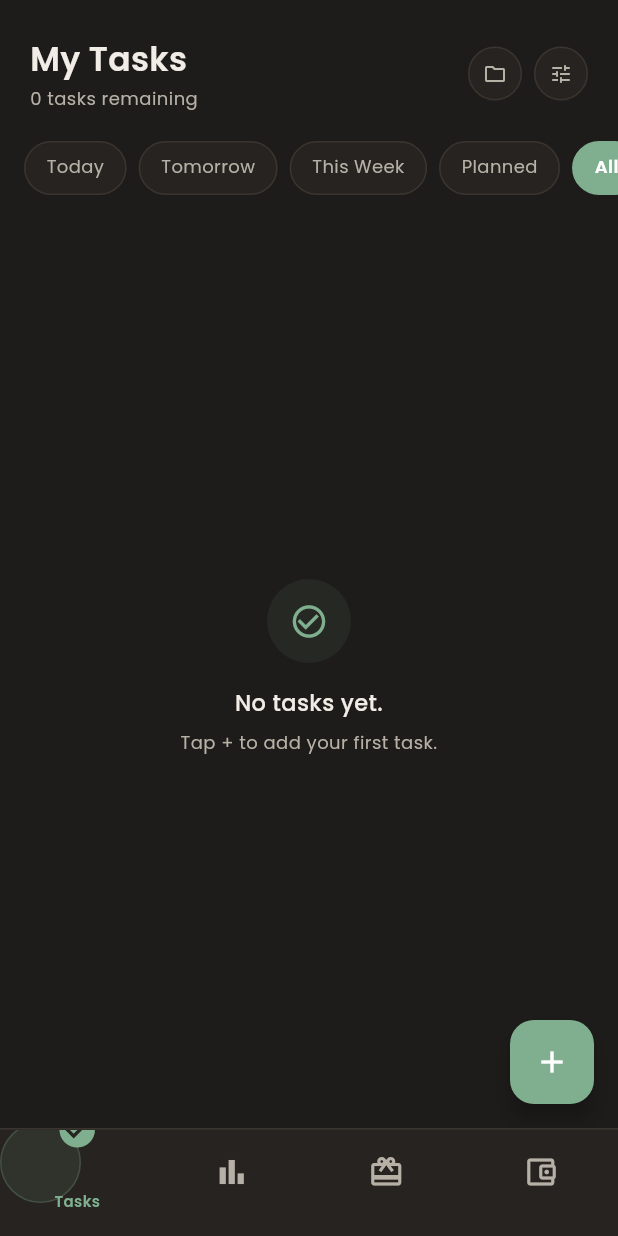
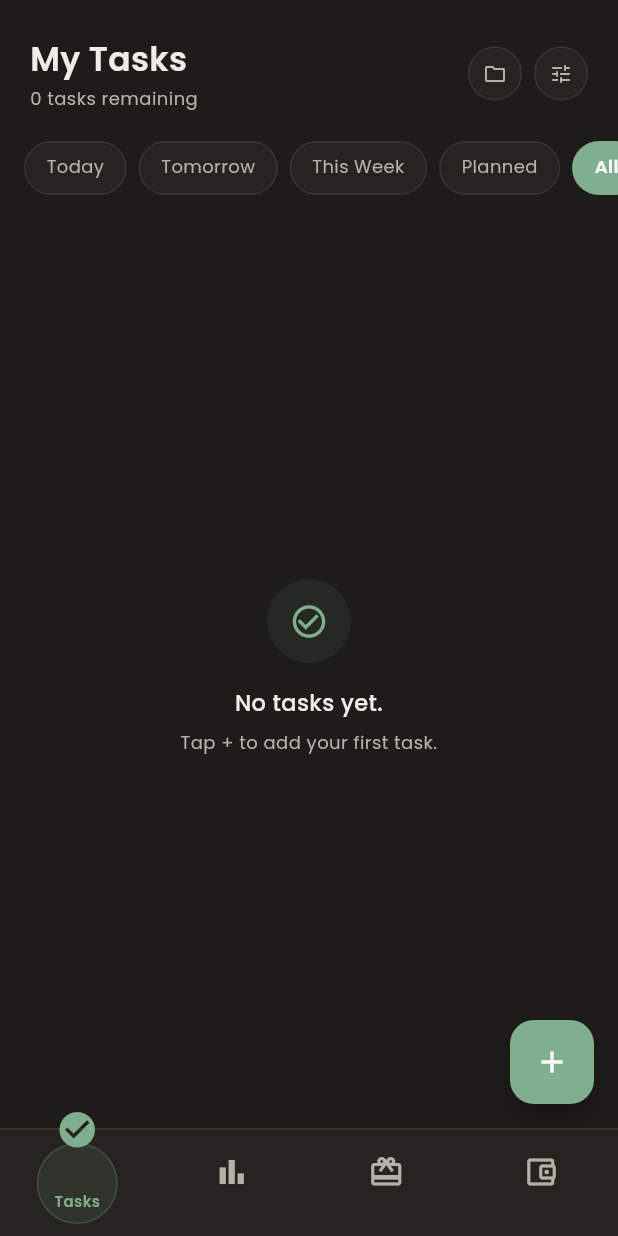
Before and after one commit to Valkase/Mint-Bas, a Flutter app: the screen it shows after launch, on a phone screen of 412 x 824 dp. Run offline on Flutter 3.47's test engine with Material 3 defaults, Android fonts, the phone set to English and light mode, and no system bars; our stand-ins replace drift, drift_flutter, fl_chart, flutter_riverpod, go_router, google_fonts and 1 more; missing offline and left inert: flutter_overlay_window; accounts and stored records are empty; generated files the repository leaves out were written again; statements that could not run were skipped.

Commit message:
Fix overlay pomodoro

```diff
--- a/lib/main.dart
+++ b/lib/main.dart
@@ -7,6 +7,7 @@ import 'core/theme/app_theme.dart';
 import 'data/database/app_database.dart';
 import 'data/database/database_seeder.dart';
 import 'shared/providers/repository_providers.dart';
+import 'features/pomodoro/overlay/pomodoro_overlay.dart';
 
 void main() async {
   WidgetsFlutterBinding.ensureInitialized();
--- a/lib/shared/widgets/main_shell.dart
+++ b/lib/shared/widgets/main_shell.dart
@@ -8,6 +8,8 @@ import 'package:bd_project/core/providers/theme_provider.dart';
 import 'package:bd_project/core/theme/app_theme.dart';
 import 'package:bd_project/features/pomodoro/providers/pomodoro_notifier.dart';
 import 'package:bd_project/features/pomodoro/services/overlay_service.dart';
+
+//ignore: unused_import
 import 'package:bd_project/features/tasks/providers/tasks_notifier.dart';
 import 'package:bd_project/shared/providers/repository_providers.dart';
 
@@ -75,11 +77,12 @@ class _MainShellState extends ConsumerState<MainShell>
 
     switch (state) {
       case AppLifecycleState.paused:
-      case AppLifecycleState.inactive:
-      // Only show overlay when the timer is actually doing something
+      // inactive fires first on Android (screen dimming / notification shade).
+      // We only show the overlay on paused — that's the true "left the app" event.
         if (timerActive) _showOverlay(pom);
       case AppLifecycleState.resumed:
         _hideOverlay();
+      case AppLifecycleState.inactive:
       case AppLifecycleState.detached:
       case AppLifecycleState.hidden:
         break;
@@ -92,6 +95,8 @@ class _MainShellState extends ConsumerState<MainShell>
     final granted = await OverlayService.instance.isPermissionGranted;
     if (!granted) return;
     await OverlayService.instance.show();
+    // Small delay so the overlay window finishes inflating before we send data.
+    await Future.delayed(const Duration(milliseconds: 300));
     await OverlayService.instance.pushState(
       secondsLeft: pom.secondsLeft,
       phase      : _phaseKey(pom.phase),
@@ -305,13 +310,14 @@ class _AnimatedNavBarState extends State<_AnimatedNavBar>
           AnimatedBuilder(
             animation: _pillPos,
             builder  : (_, __) {
-              final fraction = _pillPos.value / (tabCount - 1);
-              final maxOffset = MediaQuery.of(context).size.width - _pillSize;
-              final pillLeft  = fraction * maxOffset;
+              // Each tab owns an equal slice of the bar width.
+              // The pill slides to the centre of the active tab's slice.
+              final tabWidth = MediaQuery.of(context).size.width / tabCount;
+              final pillLeft = _pillPos.value * tabWidth + (tabWidth - _pillSize) / 2;
 
               return Positioned(
                 left  : pillLeft,
-                top   : (_barHeight - _pillSize) / 2 + _liftAmount / 2,
+                top   : (_barHeight - _pillSize) / 2,
                 child : Container(
                   width : _pillSize,
                   height: _pillSize,
```
